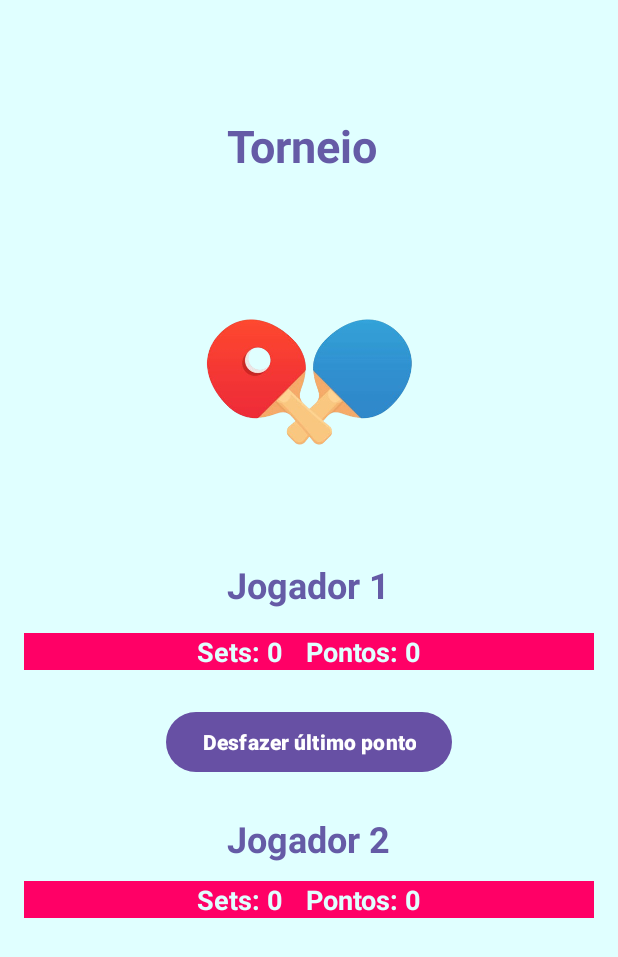
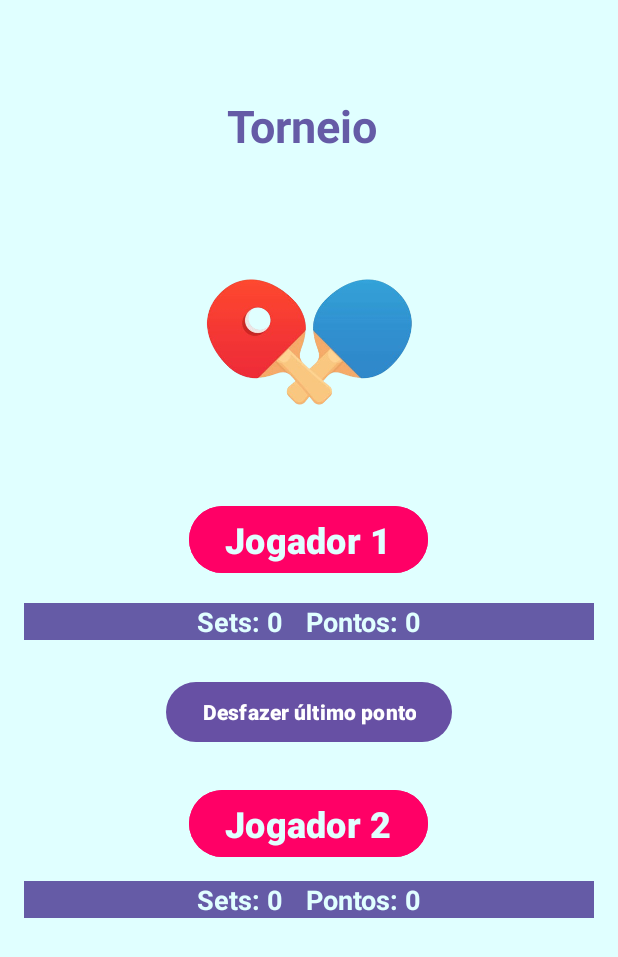
Before and after one commit to junior-rod/placartenisdemesa, an Android app: the JogoActivity screen opened directly, with no data from a screen before it, on a phone screen of 412 x 824 dp. Shown: the top 957 px of the screen. Run offline under Robolectric (Android 15) with nearby library versions, the phone set to English and light mode, and no system bars.

Commit message:
melhorias na tela de jogo

```diff
--- a/app/src/main/res/layout/activity_jogo.xml
+++ b/app/src/main/res/layout/activity_jogo.xml
@@ -5,22 +5,6 @@
     android:layout_height="match_parent"
     android:background="@color/background"
     android:padding="16dp">
-
-    <Button
-        android:id="@+id/btn_desfazer"
-        android:layout_width="wrap_content"
-        android:layout_height="wrap_content"
-        android:layout_marginVertical="24dp"
-        android:layout_marginTop="62dp"
-        android:layout_marginBottom="46dp"
-        android:onClick="onDesfazerClick"
-        android:text="Desfazer último ponto"
-        android:textStyle="bold"
-        app:layout_constraintBottom_toTopOf="@+id/tv_jogador_dois"
-        app:layout_constraintEnd_toEndOf="parent"
-        app:layout_constraintStart_toStartOf="parent"
-        app:layout_constraintTop_toBottomOf="@+id/linearLayout_jogador_um"
-        app:layout_constraintVertical_bias="0.0" />
 
     <ImageView
         android:id="@+id/img_pingpong"
@@ -48,13 +32,17 @@
         app:layout_constraintStart_toStartOf="parent"
         app:layout_constraintTop_toTopOf="parent" />
 
-    <TextView
+
+
+    <Button
         android:id="@+id/tv_jogador_um"
         android:layout_width="wrap_content"
         android:layout_height="wrap_content"
         android:layout_marginBottom="16dp"
+        android:textColor="@color/background"
+        android:backgroundTint="@color/avermelhado"
+        android:backgroundTintMode="add"
         android:text="Jogador 1"
-        android:textColor="@color/texto"
         android:textSize="24sp"
         android:textStyle="bold"
         app:layout_constraintBottom_toTopOf="@+id/linearLayout_jogador_um"
@@ -70,7 +58,7 @@
         android:textStyle="bold"
         android:gravity="center"
         android:orientation="horizontal"
-        android:background="@color/avermelhado"
+        android:background="@color/texto"
         app:layout_constraintEnd_toEndOf="parent"
         app:layout_constraintHorizontal_bias="0.0"
         app:layout_constraintStart_toStartOf="parent"
@@ -98,13 +86,15 @@
             android:textSize="18sp" />
     </LinearLayout>
 
-    <TextView
+    <Button
         android:id="@+id/tv_jogador_dois"
         android:layout_width="wrap_content"
         android:layout_height="wrap_content"
         android:layout_marginBottom="12dp"
+        android:backgroundTint="@color/avermelhado"
+        android:backgroundTintMode="add"
         android:text="Jogador 2"
-        android:textColor="@color/texto"
+        android:textColor="@color/background"
         android:textStyle="bold"
         android:textSize="24sp"
         app:layout_constraintBottom_toTopOf="@+id/linearLayout_jogador_dois"
@@ -117,9 +107,9 @@
         android:layout_width="0dp"
         android:layout_height="wrap_content"
         android:layout_marginBottom="196dp"
+        android:background="@color/texto"
         android:gravity="center"
         android:orientation="horizontal"
-        android:background="@color/avermelhado"
         app:layout_constraintBottom_toBottomOf="parent"
         app:layout_constraintEnd_toEndOf="parent"
         app:layout_constraintHorizontal_bias="0.0"
@@ -132,8 +122,8 @@
             android:layout_marginEnd="16dp"
             android:text="Sets: 0"
             android:textColor="@color/background"
-            android:textStyle="bold"
-            android:textSize="18sp" />
+            android:textSize="18sp"
+            android:textStyle="bold" />
 
         <TextView
             android:id="@+id/tv_pontos_jogador_dois"
@@ -142,8 +132,24 @@
             android:onClick="onPontoJogadorDoisClick"
             android:text="Pontos: 0"
             android:textColor="@color/background"
-            android:textStyle="bold"
-            android:textSize="18sp" />
+            android:textSize="18sp"
+            android:textStyle="bold" />
     </LinearLayout>
 
+    <Button
+        android:id="@+id/btn_desfazer"
+        android:layout_width="wrap_content"
+        android:layout_height="wrap_content"
+        android:layout_marginVertical="24dp"
+        android:layout_marginTop="62dp"
+        android:layout_marginBottom="62dp"
+        android:onClick="onDesfazerClick"
+        android:text="Desfazer último ponto"
+        android:textStyle="bold"
+        app:layout_constraintBottom_toTopOf="@+id/tv_jogador_dois"
+        app:layout_constraintEnd_toEndOf="parent"
+        app:layout_constraintStart_toStartOf="parent"
+        app:layout_constraintTop_toBottomOf="@+id/linearLayout_jogador_um"
+        app:layout_constraintVertical_bias="0.222" />
+
 </androidx.constraintlayout.widget.ConstraintLayout>
```
